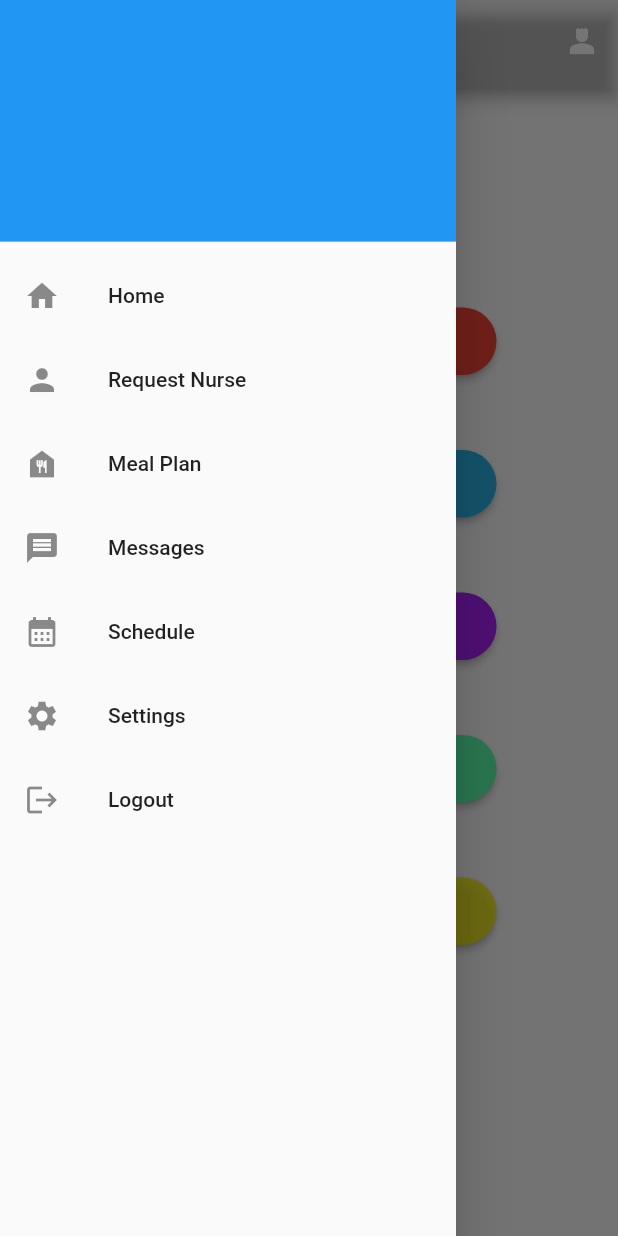
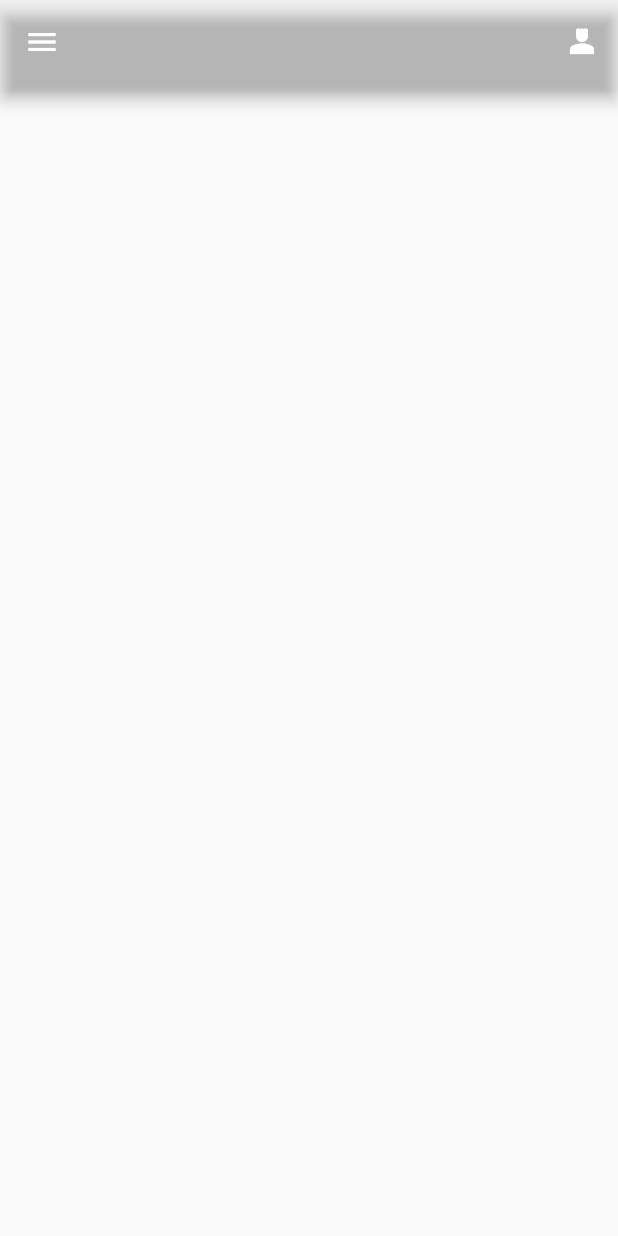
Before and after one commit to iilimit/RetirementHomeApp, a Flutter app: the screen it shows after launch, in the side drawer, after a tap on "Meal Plan", on a phone screen of 412 x 824 dp. Run offline on Flutter 3.47's test engine with Material 2 defaults, Android fonts, the phone set to English and light mode, and no system bars.

Commit message:
Added meal plan page to navigation

```diff
--- /dev/null
+++ b/lib/mealplan/meal_plan_screen.dart
@@ -0,0 +1,25 @@
+import 'package:flutter/material.dart';
+
+import '../navigation/navigationbar_widget.dart';
+
+class MealPlanPage extends StatefulWidget {
+  const MealPlanPage({super.key, required this.mytitle});
+  final String mytitle;
+  @override
+  // ignore: library_private_types_in_public_api
+  _MealPlanPage createState() => _MealPlanPage();
+}
+
+class _MealPlanPage extends State<MealPlanPage> {
+  @override
+  Widget build(BuildContext context) {
+    return const Scaffold(
+      appBar: NavigationAppBar(title: "Meal Plan"),
+      drawer: NavigationMenu(),
+      // body: Center(
+      //   child: _buildButtonsColumn(context),
+      // ),
+      // drawer: const CommonMenu(),
+    );
+  }
+}
--- a/lib/navigation/navigationbar_widget.dart
+++ b/lib/navigation/navigationbar_widget.dart
@@ -1,6 +1,7 @@
 import 'package:flutter/material.dart';
 import '../home/home_widget.dart';
 import '../login/login_widget.dart';
+import '../mealplan/meal_plan_screen.dart';
 import '../messages/messages_widget.dart';
 import '../requestNurse/request_nurse_widget.dart';
 
@@ -44,7 +45,14 @@ class NavigationMenu extends StatelessWidget implements PreferredSizeWidget {
           ListTile(
             leading: const Icon(Icons.food_bank),
             title: const Text('Meal Plan'),
-            onTap: () {},
+            onTap: () {
+              Navigator.push(
+                context,
+                MaterialPageRoute(
+                    builder: (context) =>
+                        const MealPlanPage(mytitle: 'Meal Plan')),
+              );
+            },
           ),
           ListTile(
             leading: const Icon(Icons.message),
```
Also changed, not shown: lib/home/home_widget.dart (+7 -1 lines).
